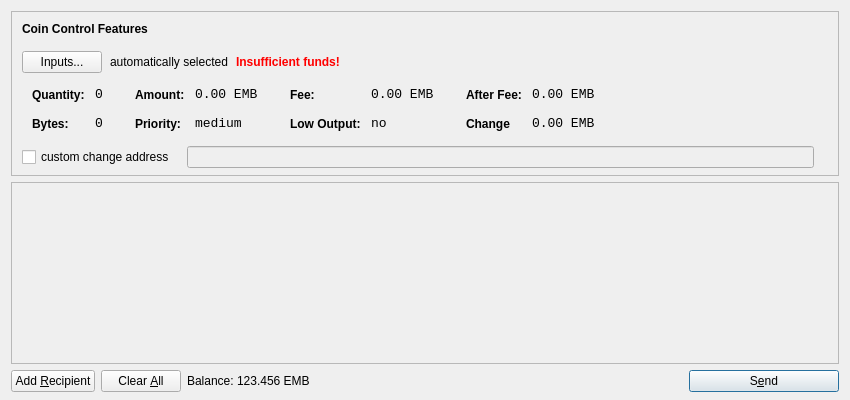
Old version of the form src/qt/forms/sendcoinsdialog.ui in the repository zjohnson24/Ember.
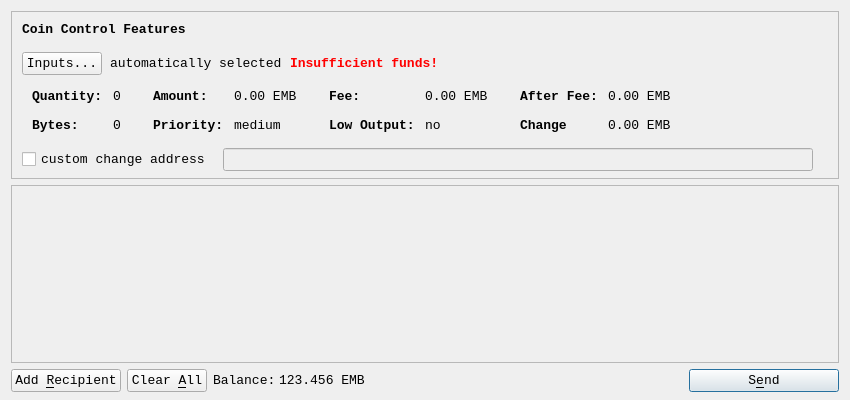
New version of the form. Icons and pictures are not drawn.

```diff
--- a/src/qt/forms/sendcoinsdialog.ui
+++ b/src/qt/forms/sendcoinsdialog.ui
@@ -10,6 +10,12 @@
     <height>400</height>
    </rect>
   </property>
+  <property name="font">
+   <font>
+    <family>Consolas</family>
+    <pointsize>10</pointsize>
+   </font>
+  </property>
   <property name="windowTitle">
    <string>Send Coins</string>
   </property>
@@ -39,7 +45,7 @@
      </property>
      <layout class="QVBoxLayout" name="verticalLayoutCoinControl2">
       <property name="spacing">
-       <number>-1</number>
+       <number>6</number>
       </property>
       <property name="leftMargin">
        <number>0</number>
@@ -625,8 +631,8 @@
        <rect>
         <x>0</x>
         <y>0</y>
-        <width>830</width>
-        <height>165</height>
+        <width>828</width>
+        <height>159</height>
        </rect>
       </property>
       <layout class="QVBoxLayout" name="verticalLayout_2">
```
